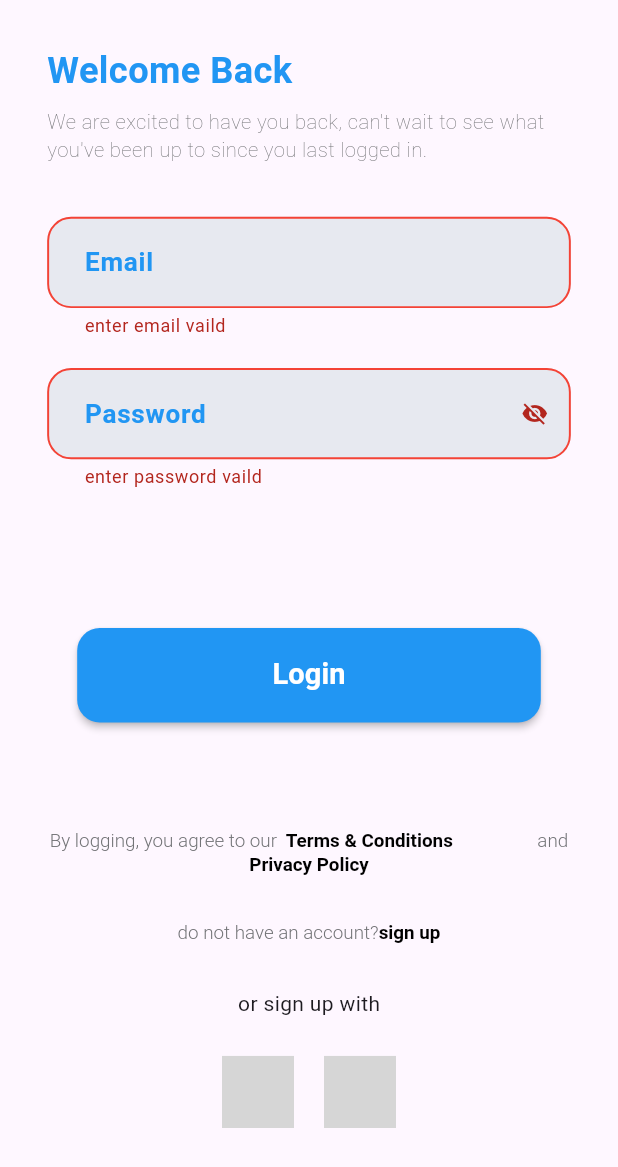
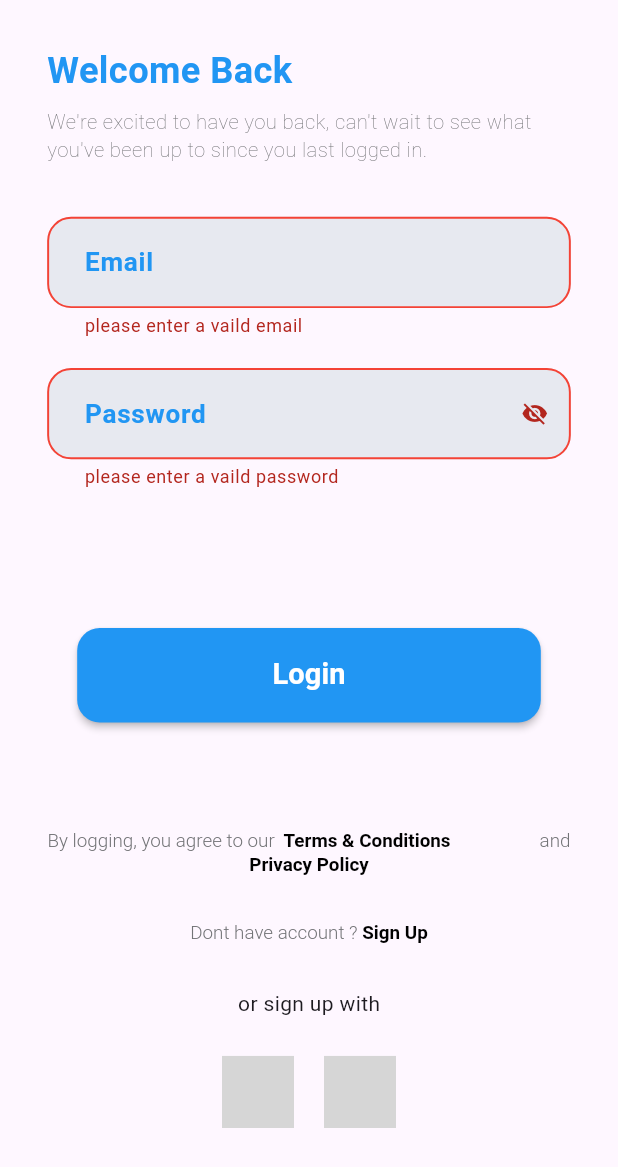
Before and after one commit to AbdoGKash/my_recipe_app, a Flutter app: the LoginScreen screen opened by its route, after a tap on "Login", on a phone screen of 412 x 824 dp. Shown: the top 1167 px of the screen. Run offline on Flutter 3.47's test engine with Material 3 defaults, Android fonts, the phone set to English and light mode, and no system bars; our stand-ins replace bloc, dartz, dio, flutter_bloc, flutter_screenutil, get_it and 5 more; missing offline and left inert: svg_flutter; accounts and stored records are empty; generated files the repository leaves out were written again; network calls fail; grey boxes are pictures that could not be loaded.

Commit message:
add app strings

```diff
--- /dev/null
+++ b/lib/core/helper/app_strings.dart
@@ -0,0 +1,45 @@
+class AppStrings {
+  static String noRouteFound = "No Route Found";
+  static String favorites = "Favorites";
+  static String recipeRemoved = "recipe removed from favorites";
+  static String recipeAdded = "recipe added to favorites";
+  static String recipes = "Recipes";
+  static const String welcomeDescription =
+      'We\'re excited to have you back, can\'t wait to see what you\'ve been up to since you last logged in.';
+  static const String wlcomeBack = 'Welcome Back';
+  static const String login = "Login";
+  static const String orSignUp = "or sign up with";
+  static const String signUp = 'Sign Up';
+  static const String email = 'Email';
+  static const String password = 'Password';
+  static const String enterEmailVaild = "please enter a vaild email";
+  static const String enterPasswordVaild = 'please enter a vaild password';
+  static const String doNotHaveAccount = "Dont have account ? ";
+  static const String byLoggingYouAgreeToYou = "By logging, you agree to our ";
+  static const String termsConditions = ' Terms & Conditions                  ';
+  static const String and = " and ";
+  static const String privacyPolicy = ' Privacy Policy';
+  static const String recipeDetails = 'Recipe Details';
+
+  static const String overview = 'Overview';
+  static const String ingredients = 'Ingredients';
+  static const String unknownRecipe = 'Unknown Recipe';
+
+  static const String noDescription = 'No description available';
+
+  static const String time = 'Time';
+
+  static const String calories = 'Calories';
+
+  static const String carbs = 'Carbs';
+
+  static const String proteins = 'Proteins';
+
+  static const String fats = 'Fats';
+
+  static const String difficulty = 'Difficulty';
+
+  static const String country = 'Country';
+
+  static const String headline = 'Headline';
+}
--- a/lib/core/routing/app_router.dart
+++ b/lib/core/routing/app_router.dart
@@ -1,6 +1,7 @@
 import 'package:flutter/material.dart';
 import 'package:flutter_bloc/flutter_bloc.dart';
 import 'package:my_recipe_app/core/dependency_injection/dependency_injection.dart';
+import 'package:my_recipe_app/core/helper/app_strings.dart';
 import 'package:my_recipe_app/domain/entities/recipe.dart';
 import 'package:my_recipe_app/presentation/favorite/favorite.dart';
 import 'package:my_recipe_app/presentation/home/bloc/my_recipe_bloc_bloc.dart';
@@ -37,9 +38,9 @@ class AppRouter {
         );
       default:
         return MaterialPageRoute(
-          builder: (_) => const Scaffold(
+          builder: (_) => Scaffold(
             body: Center(
-              child: Text("No Route Found"),
+              child: Text(AppStrings.noRouteFound),
             ),
           ),
         );
--- a/lib/presentation/home/view/home_screen.dart
+++ b/lib/presentation/home/view/home_screen.dart
@@ -1,6 +1,7 @@
 import 'package:flutter/material.dart';
 import 'package:flutter_bloc/flutter_bloc.dart';
 import 'package:flutter_screenutil/flutter_screenutil.dart';
+import 'package:my_recipe_app/core/helper/app_strings.dart';
 import 'package:my_recipe_app/core/routing/routers_name.dart';
 import 'package:my_recipe_app/core/theming/colors.dart';
 import 'package:my_recipe_app/core/theming/text_styel.dart';
@@ -16,7 +17,7 @@ class HomeScreen extends StatelessWidget {
       appBar: AppBar(
         title: Row(
           children: [
-            Text('Recipes', style: TextStyles.font25WhiteBold),
+            Text(AppStrings.recipes, style: TextStyles.font25WhiteBold),
             const Spacer(),
             IconButton(
               onPressed: () {
--- a/lib/presentation/login/view/login_screen.dart
+++ b/lib/presentation/login/view/login_screen.dart
@@ -1,5 +1,6 @@
 import 'package:flutter/material.dart';
 import 'package:flutter_screenutil/flutter_screenutil.dart';
+import 'package:my_recipe_app/core/helper/app_strings.dart';
 import 'package:my_recipe_app/core/theming/text_styel.dart';
 import 'package:my_recipe_app/presentation/login/view/widgets/dont_have_account_text.dart';
 import 'package:my_recipe_app/presentation/login/view/widgets/email_and_password.dart';
@@ -20,14 +21,14 @@ class LoginScreen extends StatelessWidget {
               crossAxisAlignment: CrossAxisAlignment.start,
               children: [
                 Text(
-                  'Welcome Back',
+                  AppStrings.wlcomeBack,
                   style: TextStyles.font25primaryBold,
                 ),
                 SizedBox(
                   height: 8.h,
                 ),
                 Text(
-                  'We are excited to have you back, can\'t wait to see what you\'ve been up to since you last logged in.',
+                  AppStrings.welcomeDescription,
                   style: TextStyles.font14Gray200,
                 ),
                 SizedBox(
--- a/lib/presentation/login/view/widgets/custom_buttom.dart
+++ b/lib/presentation/login/view/widgets/custom_buttom.dart
@@ -1,5 +1,6 @@
 import 'package:flutter/material.dart';
 import 'package:flutter_screenutil/flutter_screenutil.dart';
+import 'package:my_recipe_app/core/helper/app_strings.dart';
 import 'package:my_recipe_app/core/theming/colors.dart';
 import 'package:my_recipe_app/core/theming/text_styel.dart';
 
@@ -23,7 +24,7 @@ class CustomButtom extends StatelessWidget {
         onPressed: onPressed,
         color: ColorsManager.primary,
         child: Text(
-          "Login",
+          AppStrings.login,
           style: TextStyles.font20WhiteBold,
         ),
       ),
--- a/lib/presentation/login/view/widgets/dont_have_account_text.dart
+++ b/lib/presentation/login/view/widgets/dont_have_account_text.dart
@@ -1,4 +1,5 @@
 import 'package:flutter/material.dart';
+import 'package:my_recipe_app/core/helper/app_strings.dart';
 import '../../../../core/theming/text_styel.dart';
 
 class DontHaveAccountText extends StatelessWidget {
@@ -12,9 +13,9 @@ class DontHaveAccountText extends StatelessWidget {
           textAlign: TextAlign.center,
           text: TextSpan(children: [
             TextSpan(
-                text: 'do not have an account?',
+                text: AppStrings.doNotHaveAccount,
                 style: TextStyles.font13GreykW300),
-            TextSpan(text: 'sign up', style: TextStyles.font13BlackBold)
+            TextSpan(text: AppStrings.signUp, style: TextStyles.font13BlackBold)
           ])),
     );
   }
--- a/lib/presentation/login/view/widgets/email_and_password.dart
+++ b/lib/presentation/login/view/widgets/email_and_password.dart
@@ -1,5 +1,6 @@
 import 'package:flutter/material.dart';
 import 'package:flutter_screenutil/flutter_screenutil.dart';
+import 'package:my_recipe_app/core/helper/app_strings.dart';
 import 'package:my_recipe_app/core/routing/routers_name.dart';
 import 'package:my_recipe_app/presentation/login/view/widgets/custom_buttom.dart';
 import 'package:my_recipe_app/presentation/login/view/widgets/custom_text_form_field.dart';
@@ -24,10 +25,10 @@ class _EmailAndPasswordState extends State<EmailAndPassword> {
         children: [
           CustomTextFormField(
             controller: emailController,
-            hintText: 'Email',
+            hintText: AppStrings.email,
             validator: (value) {
               if (value == null || value.isEmpty || value != 'abdo@abdo.com') {
-                return 'enter email vaild';
+                return AppStrings.enterEmailVaild;
               }
               return null;
             },
@@ -37,10 +38,10 @@ class _EmailAndPasswordState extends State<EmailAndPassword> {
           ),
           CustomTextFormField(
             controller: passwordController,
-            hintText: 'Password',
+            hintText: AppStrings.password,
             validator: (value) {
               if (value == null || value.isEmpty || value != '12345') {
-                return 'enter password vaild';
+                return AppStrings.enterPasswordVaild;
               }
               return null;
             },
--- a/lib/presentation/login/view/widgets/login_google_facebook.dart
+++ b/lib/presentation/login/view/widgets/login_google_facebook.dart
@@ -1,4 +1,5 @@
 import 'package:flutter/material.dart';
+import 'package:my_recipe_app/core/helper/app_strings.dart';
 import 'package:my_recipe_app/core/helper/images_assets.dart';
 import 'package:svg_flutter/svg.dart';
 
@@ -10,7 +11,7 @@ class LoginGoogleFacebook extends StatelessWidget {
     return Column(
       children: [
         const Align(
-            alignment: Alignment.center, child: Text("or sign up with")),
+            alignment: Alignment.center, child: Text(AppStrings.orSignUp)),
         const SizedBox(
           height: 25,
         ),
--- a/lib/presentation/login/view/widgets/terms_and_conditions_text.dart
+++ b/lib/presentation/login/view/widgets/terms_and_conditions_text.dart
@@ -1,4 +1,5 @@
 import 'package:flutter/material.dart';
+import 'package:my_recipe_app/core/helper/app_strings.dart';
 import '../../../../core/theming/text_styel.dart';
 
 class TermsAndConditionsText extends StatelessWidget {
@@ -10,15 +11,17 @@ class TermsAndConditionsText extends StatelessWidget {
         textAlign: TextAlign.center,
         text: TextSpan(children: [
           TextSpan(
-              text: "By logging, you agree to our ",
+              text: AppStrings.byLoggingYouAgreeToYou,
               style: TextStyles.font13GreykW300),
           TextSpan(
-              text: ' Terms & Conditions                  ',
+              text: AppStrings.termsConditions,
               style: TextStyles.font13BlackBold),
           TextSpan(
-              text: 'and',
+              text: AppStrings.and,
               style: TextStyles.font13GreykW300.copyWith(height: 1.5)),
-          TextSpan(text: ' Privacy Policy', style: TextStyles.font13BlackBold),
+          TextSpan(
+              text: AppStrings.privacyPolicy,
+              style: TextStyles.font13BlackBold),
         ]));
   }
 }
```
Also changed, not shown: lib/presentation/favorite/favorite.dart (+9 -7 lines), lib/presentation/home/view/widgets/recipe_list.dart (+4 -3 lines), lib/presentation/recipe_details/view/recipe_details_screen.dart (+19 -17 lines).
